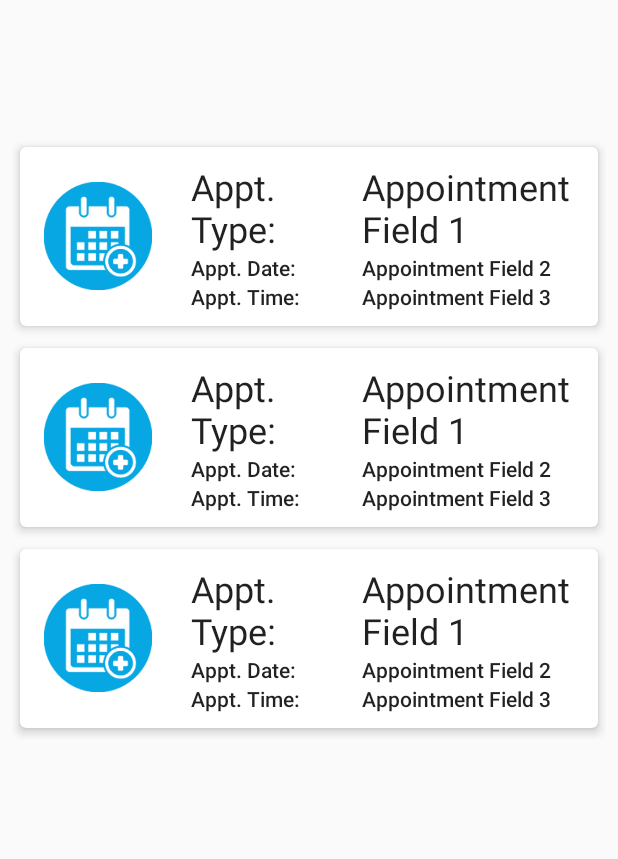
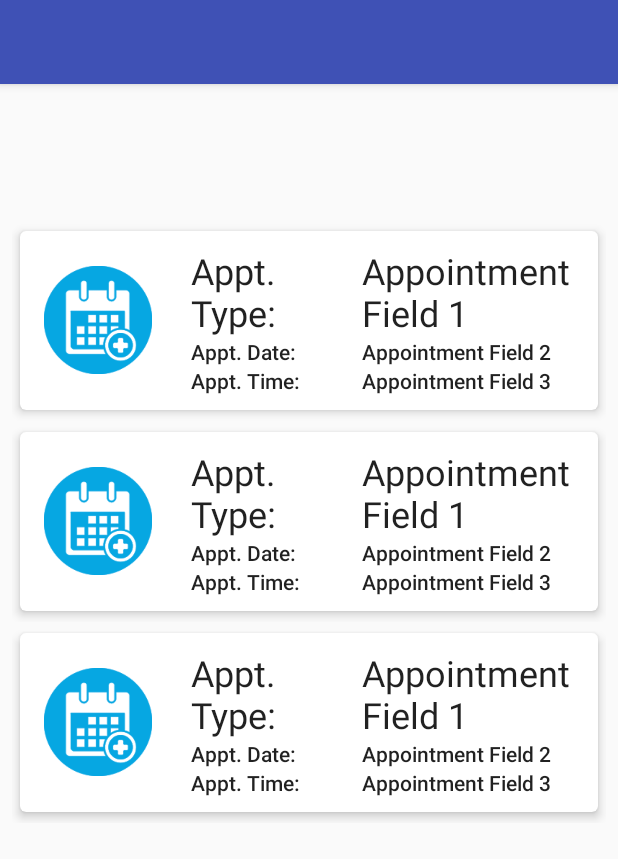
Before and after one commit to Sharptail/Alexia, an Android app: the layout appointment.xml on its own in the app's theme, with its tools: preview values and no code run, on a phone screen of 412 x 824 dp. Shown: the top 859 px of the screen. Run offline under Robolectric (Android 15) with nearby library versions, the phone set to English and light mode, and no system bars.

Commit message:
NO MORE CHANGES

```diff
--- a/app/src/main/AndroidManifest.xml
+++ b/app/src/main/AndroidManifest.xml
@@ -58,7 +58,8 @@
             android:label="@string/otp_verify" />
         <activity
             android:name=".checkin.AppointmentChecker"
-            android:label="@string/appointment" />
+            android:label="@string/appointment"
+            android:theme="@style/AppThemeAppoint"/>
 
         <!-- Services -->
         <service android:name="com.mapbox.mapboxsdk.telemetry.TelemetryService" />
--- a/app/src/main/res/layout/appointment.xml
+++ b/app/src/main/res/layout/appointment.xml
@@ -4,14 +4,24 @@
     android:id="@+id/activity_main"
     android:layout_width="match_parent"
     android:layout_height="match_parent"
-    android:paddingStart="8dp"
-    android:paddingEnd="8dp"
-    android:paddingTop="16dp"
     tools:context="sg.edu.nyp.alexia.checkin.AppointmentChecker"
     android:orientation="vertical"
     android:baselineAligned="false">
 
-    <TextView
+    <include
+        android:id="@+id/my_toolbar"
+        layout="@layout/toolbar"/>
+
+    <LinearLayout
+        android:layout_width="match_parent"
+        android:layout_height="match_parent"
+        android:paddingStart="8dp"
+        android:paddingEnd="8dp"
+        android:paddingTop="16dp"
+        android:orientation="vertical"
+        android:baselineAligned="false">
+
+        <TextView
         android:id="@+id/patient_header"
         android:layout_width="match_parent"
         android:layout_height="wrap_content"
@@ -19,7 +29,7 @@
         android:textSize="24sp"
         android:layout_marginBottom="4dp"/>
 
-    <TextView
+        <TextView
             android:id="@+id/patient_name"
             android:layout_width="match_parent"
             android:layout_height="wrap_content"
@@ -27,11 +37,11 @@
             android:textSize="16sp"
             android:layout_marginBottom="16dp"/>
 
-    <android.support.v7.widget.RecyclerView
+        <android.support.v7.widget.RecyclerView
         android:id="@+id/recycler_appointment"
         android:layout_width="match_parent"
         android:layout_height="match_parent"
         tools:listitem="@layout/item_appointments"
         android:scrollbars="vertical" />
-
+        </LinearLayout>
 </LinearLayout>
--- /dev/null
+++ b/app/src/main/res/layout/toolbar.xml
@@ -0,0 +1,10 @@
+<?xml version="1.0" encoding="utf-8"?>
+<android.support.v7.widget.Toolbar
+    xmlns:android="http://schemas.android.com/apk/res/android"
+    android:id="@+id/my_toolbar"
+    android:layout_width="match_parent"
+    android:layout_height="?attr/actionBarSize"
+    android:background="?attr/colorPrimary"
+    android:titleTextColor="@android:color/white"
+    android:elevation="4dp"
+    android:theme="@style/ThemeOverlay.AppCompat.Dark.ActionBar"/>
--- a/app/src/main/res/values/styles.xml
+++ b/app/src/main/res/values/styles.xml
@@ -2,6 +2,13 @@
 
     <!-- Base application theme. -->
     <style name="AppTheme" parent="Theme.AppCompat.Light.DarkActionBar">
+        <!-- Customize your theme here. -->
+        <item name="colorPrimary">@color/colorPrimary</item>
+        <item name="colorPrimaryDark">@color/colorPrimaryDark</item>
+        <item name="colorAccent">@color/colorAccent</item>
+    </style>
+
+    <style name="AppThemeAppoint" parent="Theme.AppCompat.Light.NoActionBar">
         <!-- Customize your theme here. -->
         <item name="colorPrimary">@color/colorPrimary</item>
         <item name="colorPrimaryDark">@color/colorPrimaryDark</item>
```
Also changed, not shown: app/src/main/java/sg/edu/nyp/alexia/Checkin/AppointmentChecker.java (+43 -7 lines), app/src/main/java/sg/edu/nyp/alexia/model/HelpInfo.java (added, +27 -0 lines), app/src/main/res/menu/menu_appoint.xml (added, +11 -0 lines).
